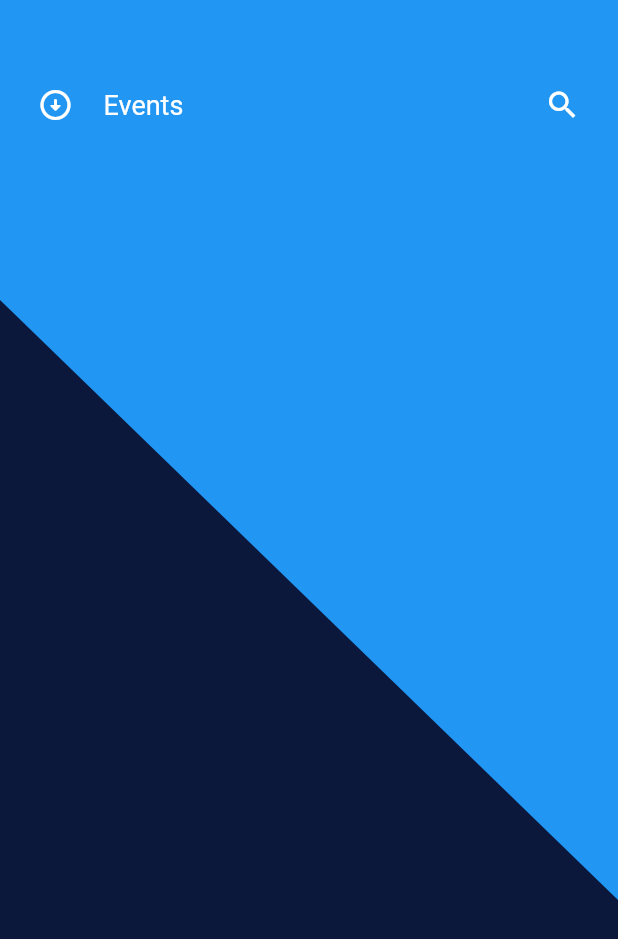
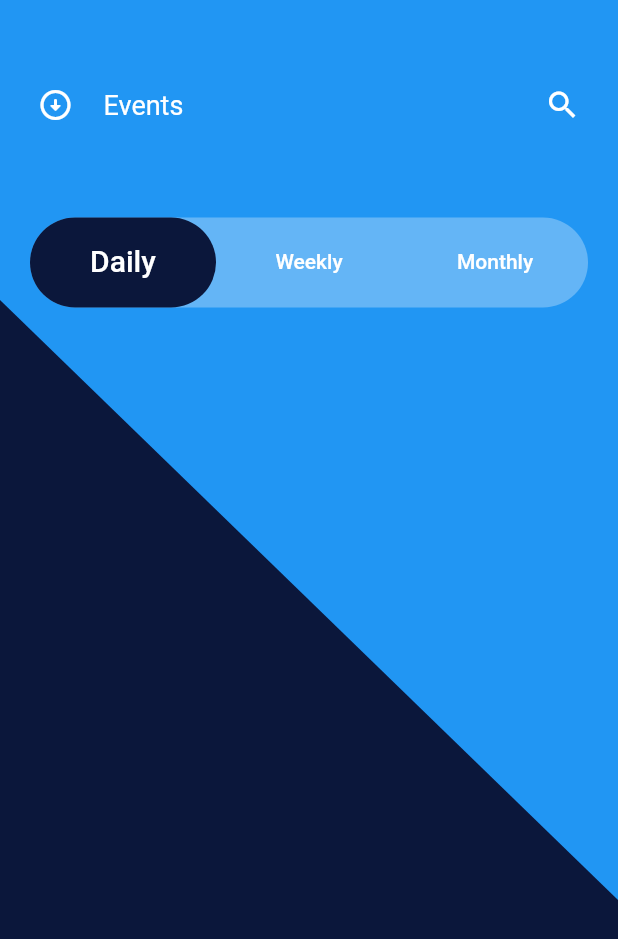
Before and after one commit to DoomHopes/events_page, a Flutter app: the screen it shows after launch, on a phone screen of 412 x 824 dp. Shown: the top 939 px of the screen. Run offline on Flutter 3.47's test engine with Material 2 defaults, Android fonts, the phone set to English and light mode, and no system bars.

Commit message:
some change

```diff
--- a/lib/pages/home_page.dart
+++ b/lib/pages/home_page.dart
@@ -1,3 +1,4 @@
+import 'package:events_page/widgets/tap_bar_panel.dart';
 import 'package:events_page/widgets/seatch_panel.dart';
 import 'package:flutter/material.dart';
 
@@ -30,6 +31,12 @@ class HomePage extends StatelessWidget {
                 text: 'Events',
               ),
             ),
+            const Positioned(
+              top: 145,
+              left: 20,
+              right: 20,
+              child: TabBarPanel(),
+            )
           ],
         ),
       ),
--- a/lib/utils/theme.dart
+++ b/lib/utils/theme.dart
@@ -3,6 +3,18 @@ import 'package:flutter/material.dart';
 class CustomTheme {
   static ThemeData get lightTheme {
     return ThemeData(
+      tabBarTheme: TabBarTheme(
+        indicatorSize: TabBarIndicatorSize.tab,
+        labelStyle: const TextStyle(
+          fontSize: 20,
+          color: Colors.white,
+        ),
+        unselectedLabelColor: Colors.white,
+        indicator: BoxDecoration(
+          borderRadius: BorderRadius.circular(50),
+          color: const Color(0xFF0B173B),
+        ),
+      ),
       iconTheme: const IconThemeData(
         color: Colors.white,
       ),
@@ -17,11 +29,11 @@ class CustomTheme {
           color: Colors.white,
         ),
         headline1: TextStyle(
-          fontSize: 18,
+          fontSize: 23,
           color: Colors.white,
         ),
         headline2: TextStyle(
-          fontSize: 18,
+          fontSize: 23,
           color: Colors.white,
         ),
         subtitle1: TextStyle(
@@ -32,6 +44,10 @@ class CustomTheme {
           fontSize: 10,
           color: Colors.white,
         ),
+        button: TextStyle(
+          fontSize: 18,
+          color: Colors.white,
+        ),
       ),
     );
   }
--- /dev/null
+++ b/lib/widgets/tap_bar_panel.dart
@@ -0,0 +1,50 @@
+import 'package:flutter/material.dart';
+
+class TabBarPanel extends StatefulWidget {
+  const TabBarPanel({Key? key}) : super(key: key);
+
+  @override
+  State<TabBarPanel> createState() => _TabBarPanelState();
+}
+
+class _TabBarPanelState extends State<TabBarPanel>
+    with TickerProviderStateMixin {
+  late TabController _tabController;
+
+  @override
+  void initState() {
+    super.initState();
+    _tabController = TabController(length: 3, vsync: this);
+  }
+
+  @override
+  Widget build(BuildContext context) {
+    return Container(
+      height: 60,
+      decoration: BoxDecoration(
+        borderRadius: BorderRadius.circular(50),
+        color: Colors.blue[300],
+      ),
+      child: TabBar(
+        controller: _tabController,
+        tabs: const <Widget>[
+          Text(
+            'Daily',
+            maxLines: 1,
+            overflow: TextOverflow.ellipsis,
+          ),
+          Text(
+            'Weekly',
+            maxLines: 1,
+            overflow: TextOverflow.ellipsis,
+          ),
+          Text(
+            'Monthly',
+            maxLines: 1,
+            overflow: TextOverflow.ellipsis,
+          ),
+        ],
+      ),
+    );
+  }
+}
```
